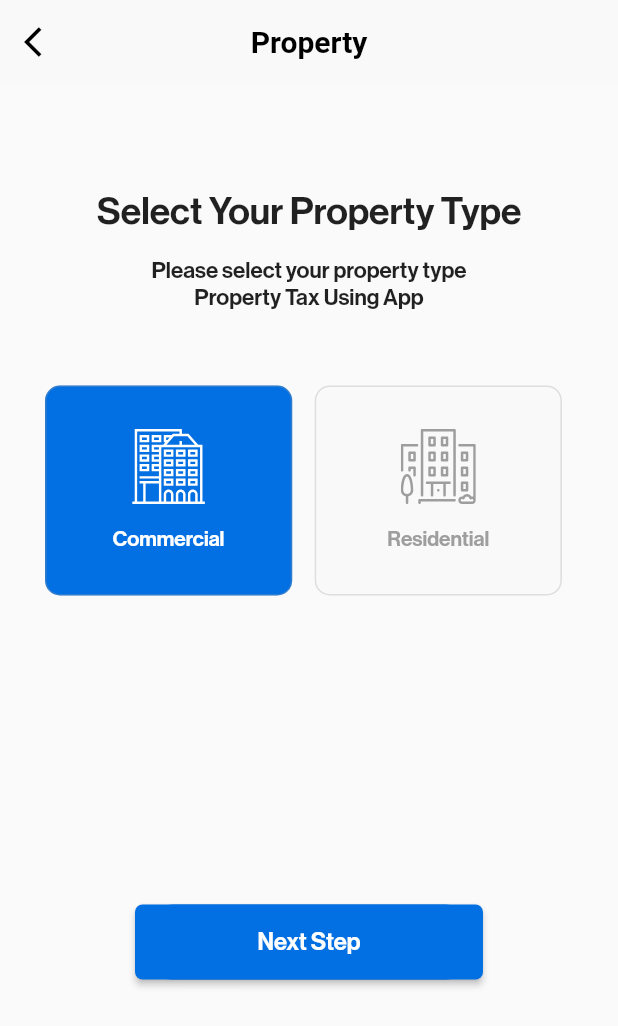
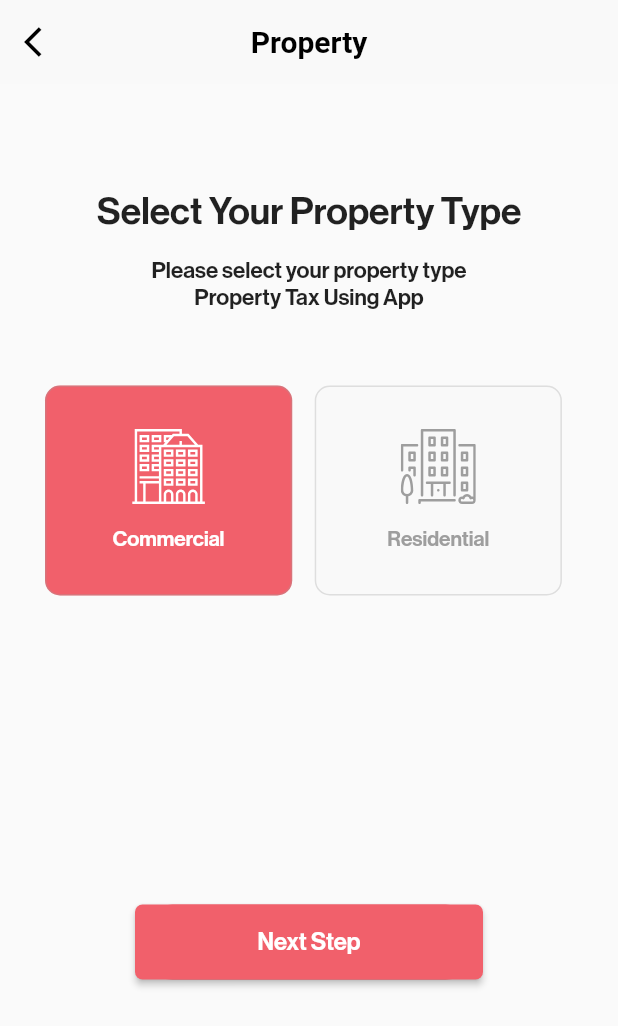
Before and after one commit to SalahCheihbi/login_ui, a Flutter app: the screen it shows after launch, after a tap on "Sign Up", on a phone screen of 412 x 824 dp. Shown: the top 1026 px of the screen. Run offline on Flutter 3.47's test engine with Material 2 defaults, Android fonts, the phone set to English and light mode, and no system bars; our stand-ins replace flutter_svg, hexcolor, lottie.

Commit message:
changing the primary color

```diff
--- a/lib/modules/login/login_page.dart
+++ b/lib/modules/login/login_page.dart
@@ -131,7 +131,7 @@ class _LoginPageState extends State<LoginPage> {
                                 child: defaultFromField(
                                   function: _requestFocus,
                                   focusNode: _focusNode,
-                                  autofocus: true,
+                                  autofocus: false,
                                   colors: _focusNode.hasFocus
                                       ? defaultColor
                                       : Colors.grey,
@@ -149,14 +149,15 @@ class _LoginPageState extends State<LoginPage> {
                                 child: defaultFromField(
                                   function: _requestFocus2,
                                   focusNode: _focusNode2,
-                                    autofocus: true,
+                                  autofocus: false,
                                   colors: _focusNode2.hasFocus
                                       ? defaultColor
                                       : Colors.grey,
                                   type: TextInputType.text,
                                   prefix: Icons.lock_open,
                                   isPassword: true,
-                                    label: 'Password'),
+                                  label: 'Password',
+                                ),
                               ),
                               const SizedBox(
                                 height: 30,
--- a/lib/modules/register/register_step1.dart
+++ b/lib/modules/register/register_step1.dart
@@ -14,7 +14,7 @@ class RegisterScreen extends StatefulWidget {
 
 class _RegisterScreenState extends State<RegisterScreen> {
   bool _isActive = true;
-  String propertyType = '';
+  String propertyType = 'Commercial';
   @override
   Widget build(BuildContext context) {
     return Scaffold(
--- a/lib/shared/component/component.dart
+++ b/lib/shared/component/component.dart
@@ -94,11 +94,15 @@ Widget defaultButton({
     );
 
 Widget defaultInputForm({
+  FocusNode? focusNode,
   required TextInputType type,
+  bool autofocus = false,
 }) =>
     SizedBox(
       height: 40,
       child: TextFormField(
+        autofocus: autofocus,
+        focusNode: focusNode,
         keyboardType: type,
         decoration: InputDecoration(
           border: OutlineInputBorder(
--- a/lib/shared/style/colors.dart
+++ b/lib/shared/style/colors.dart
@@ -1,3 +1,3 @@
 import 'package:hexcolor/hexcolor.dart';
 
-HexColor defaultColor = HexColor("#026fe2");
+HexColor defaultColor = HexColor("#f1606b");
--- a/lib/shared/style/theme.dart
+++ b/lib/shared/style/theme.dart
@@ -4,6 +4,9 @@ import 'package:hexcolor/hexcolor.dart';
 import 'colors.dart';
 
 ThemeData themeData = ThemeData(
+  colorScheme: ColorScheme.fromSwatch().copyWith(
+    primary: HexColor("#f1767f"),
+  ),
   fontFamily: 'NeueHaasDisplay',
   primaryColor: defaultColor,
   appBarTheme: AppBarTheme(
```
Lines whose indentation alone changed are shown as unchanged.
